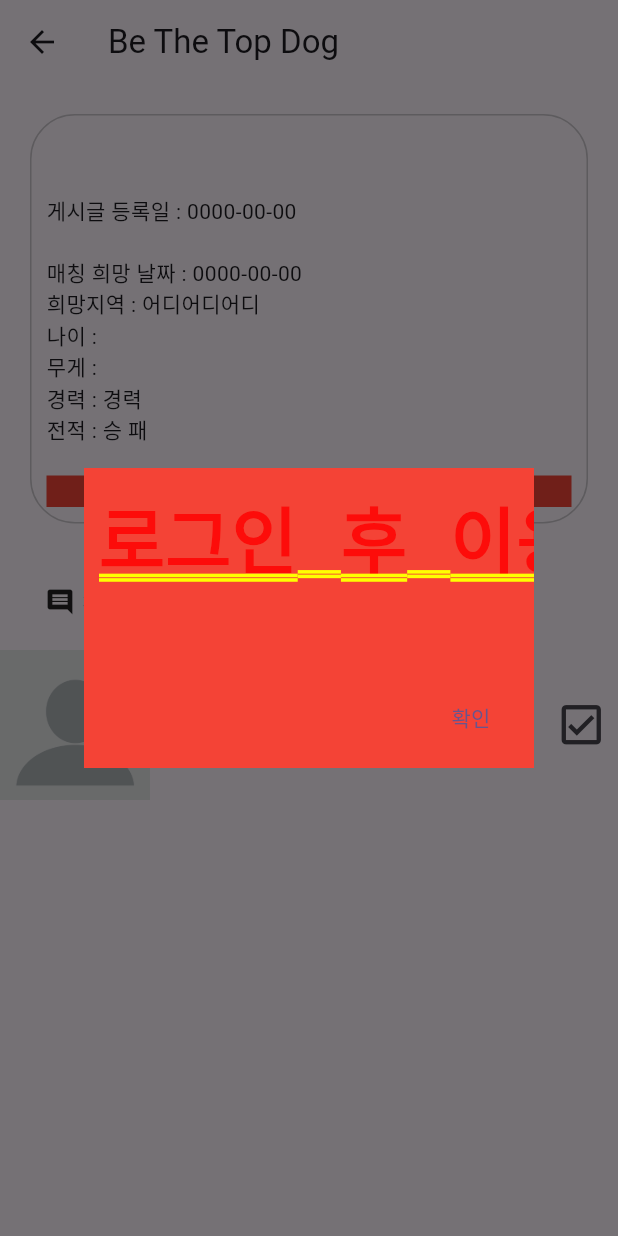
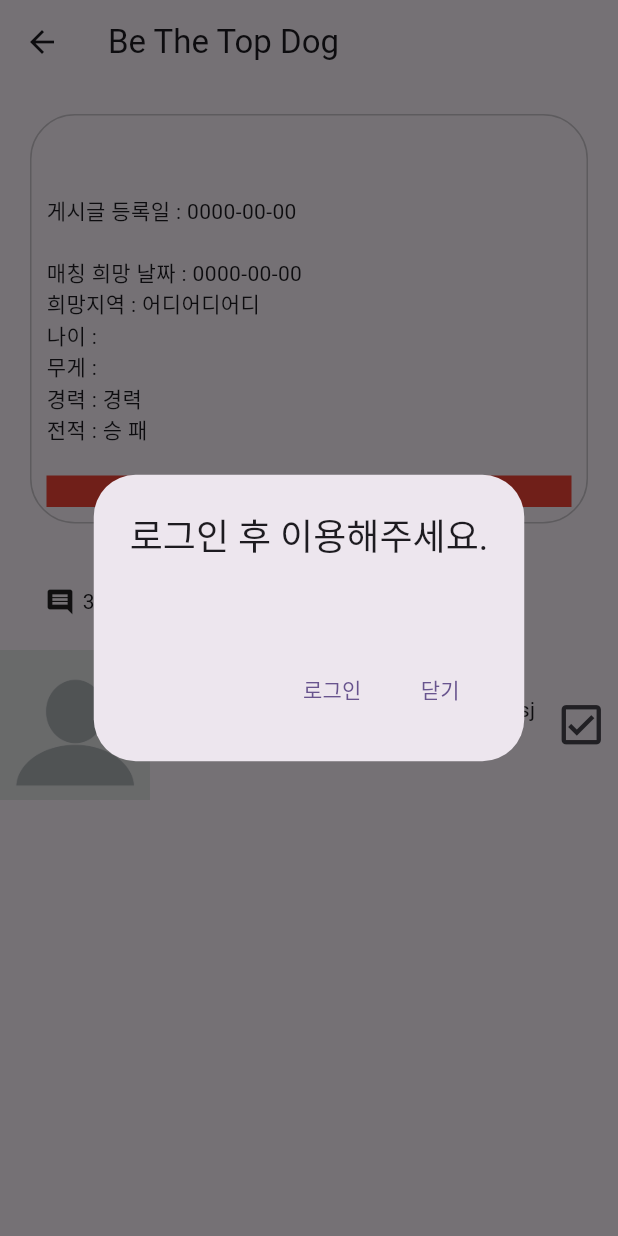
Before and after one commit to chanhooop/bttd, a Flutter app: the PostDetailView screen opened by its route, after a tap on "신청글 남기기", on a phone screen of 412 x 824 dp. Run offline on Flutter 3.47's test engine with Material 3 defaults, Android fonts, the phone set to English and light mode, and no system bars; drawn by our look-alikes of cached_network_image; our stand-ins replace dio, flutter_hooks, flutter_riverpod, flutter_secure_storage, fluttertoast, freezed_annotation and 3 more; accounts and stored records are empty; network calls fail; statements that could not run were skipped.

Commit message:
댓글남기기 기능 ing

```diff
--- a/lib/core/utills.dart
+++ b/lib/core/utills.dart
@@ -22,43 +22,46 @@ class Utils {
       {required BuildContext context,
       String? title,
       String? content,
-      required String button_1,
-      String? button_2,
-      required VoidCallback func_1,
-      VoidCallback? func_2}) {
+        List<Widget>? actions
+      }) {
     showDialog(
         context: context,
         builder: (_) {
-          return Center(
-            child: Container(
-              width: 300,
-              height: 200,
-              color: Colors.red,
-              child: Stack(
-                children: [
-                  // 제목
-                  if (title != null)
-                    Positioned(top: 10, left: 10, child: Text(title)),
-                  // 내용
-                  if (content != null)
-                    Positioned(top: 40, left: 10, child: Text(content)),
-                  // 버튼 부분
-                  Positioned(
-                      bottom: 10,
-                      right: 10,
-                      child: Row(
-                        children: [
-                          TextButton(onPressed: func_1, child: Text(button_1)),
-                          if(button_2 != null)...[
-                            SizedBox(width: 20,),
-                            TextButton(onPressed: func_2 ?? (){}, child: Text(button_2)),
-                          ]
-                        ],
-                      ))
-                ],
-              ),
-            ),
+          return AlertDialog(
+            title: Text(title ?? ''),
+            content: Text(content ?? ''),
+            actions: actions,
           );
+          // return Center(
+          //   child: Container(
+          //     width: 300,
+          //     height: 200,
+          //     color: Colors.red,
+          //     child: Stack(
+          //       children: [
+          //         // 제목
+          //         if (title != null)
+          //           Positioned(top: 10, left: 10, child: Text(title)),
+          //         // 내용
+          //         if (content != null)
+          //           Positioned(top: 40, left: 10, child: Text(content)),
+          //         // 버튼 부분
+          //         Positioned(
+          //             bottom: 10,
+          //             right: 10,
+          //             child: Row(
+          //               children: [
+          //                 TextButton(onPressed: func_1, child: Text(button_1)),
+          //                 if(button_2 != null)...[
+          //                   SizedBox(width: 20,),
+          //                   TextButton(onPressed: func_2 ?? (){}, child: Text(button_2)),
+          //                 ]
+          //               ],
+          //             ))
+          //       ],
+          //     ),
+          //   ),
+          // );
         });
   }
 }
--- a/lib/dataRepository/user_repository.dart
+++ b/lib/dataRepository/user_repository.dart
@@ -19,6 +19,7 @@ class UserRepository {
 
   /// 로그인 하기
   Future<bool> postSignIn(String email, String pw) async {
+
       ResponseModel responseModel = await _dataSource.postSignIn(email, pw);
       if (responseModel.status == "true") {
         Map<String, dynamic> json;
@@ -41,6 +42,7 @@ class UserRepository {
         print('data : ${responseModel.data}');
         return false;
       }
+
   }
 
   /// 내정보 가져오기 로직
--- a/lib/service/home/post_detail_view.dart
+++ b/lib/service/home/post_detail_view.dart
@@ -2,8 +2,11 @@ import 'package:bttd/core/layout/default_layout.dart';
 import 'package:bttd/core/utills.dart';
 import 'package:bttd/core/widget/custom_network_image_widget.dart';
 import 'package:bttd/service/home/post_detail_viewModel.dart';
+import 'package:bttd/service/user/sign_in_view.dart';
+import 'package:bttd/service/user/sign_in_view_model.dart';
 import 'package:flutter/material.dart';
 import 'package:flutter_riverpod/flutter_riverpod.dart';
+import 'package:go_router/go_router.dart';
 
 class PostDetailView extends ConsumerWidget {
   static const routeName = 'PostDetailView';
@@ -13,6 +16,9 @@ class PostDetailView extends ConsumerWidget {
 
   @override
   Widget build(BuildContext context, WidgetRef ref) {
+    bool loginState = ref
+        .watch(SignInViewProvider)
+        .isLogined ?? false;
     final state = ref.watch(postDetailViewProvider);
     String _postTitle = state.boardModel?.post_title ?? '';
     String _user_age = state.boardModel?.user_age ?? '';
@@ -69,7 +75,10 @@ class PostDetailView extends ConsumerWidget {
                     ),
                     SizedBox(height: 20),
                     Container(
-                      width: MediaQuery.of(context).size.width,
+                      width: MediaQuery
+                          .of(context)
+                          .size
+                          .width,
                       color: Colors.red,
                       child: Text(
                         '$_post_context',
@@ -95,7 +104,23 @@ class PostDetailView extends ConsumerWidget {
                 ),
                 GestureDetector(
                   onTap: () {
-                    Utils().customShowDialog(context: context, title: '로그인 후 이용해주세요',button_1: '확인', func_1: (){});
+                    if (!loginState) {
+                      Utils().customShowDialog(
+                        context: context,
+                        title: '로그인 후 이용해주세요.',
+                        actions: [
+                          TextButton(onPressed: () {
+                            context.pop();
+                            context.pushNamed(SignInView.routeName);
+                          }, child: Text('로그인')),
+                          TextButton(onPressed: () {
+                            context.pop();
+                          }, child: Text('닫기')),
+                        ],
+                      );
+                    } else {
+                      /// Todo: 댓글 남기는 로직
+                    }
                   },
                   child: Row(
                     children: [
@@ -120,9 +145,9 @@ class PostDetailView extends ConsumerWidget {
               ),
               Expanded(
                   child: Padding(
-                padding: EdgeInsets.symmetric(horizontal: 5),
-                child: Text('dfdfdfdfdfdfdfdfksjdflkjdslkfjlksdjflkdsjk'),
-              )),
+                    padding: EdgeInsets.symmetric(horizontal: 5),
+                    child: Text('dfdfdfdfdfdfdfdfksjdflkjdslkfjlksdjflkdsjk'),
+                  )),
               SizedBox(
                 width: 50,
                 child: IconButton(
--- a/lib/service/user/sign_in_view_model.dart
+++ b/lib/service/user/sign_in_view_model.dart
@@ -54,9 +54,15 @@ class SignInViewNotifier extends StateNotifier<SignInViewModel> {
   // 로그인
   Future<bool> signIn() async {
     UserModel userModel = UserModel();
+
+    if(state.emailTxtCtr?.text == '' || state.pwTxtCtr?.text == ''){
+      Utils().showToast(msg: '이메일과 비밀번호를 작성해주세요.', isError: true);
+      return false;
+    }else {
       bool isLogined = await _userRepository.postSignIn(
-        state.emailTxtCtr!.text, state.pwTxtCtr!.text);
+          state.emailTxtCtr?.text ?? '', state.pwTxtCtr?.text ?? '');
       if (isLogined) {
+
         // 내졍보 가져오기 로직
         userModel = await UserRepository().getMyInfo(state.emailTxtCtr!.text);
         state = state.copyWith(
@@ -72,6 +78,7 @@ class SignInViewNotifier extends StateNotifier<SignInViewModel> {
             msg: '로그인 실패', isError: true, toastGravity: ToastGravity.CENTER);
       }
       return isLogined;
+    }
   }
 
   // 로그아웃
```
Lines whose indentation alone changed are shown as unchanged.
